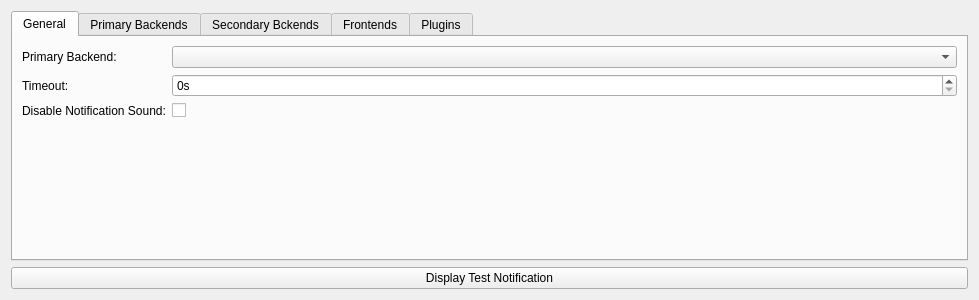
The window that src/libsnore/settingsdialog.ui (baohaojun/system-config) describes before a commit, drawn with Qt 5.
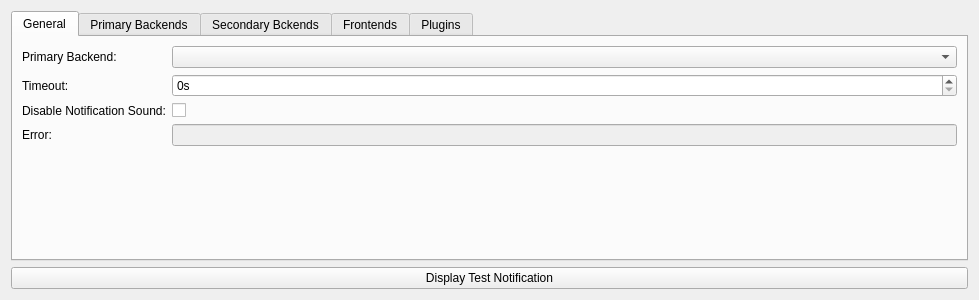
The same window after the commit. Icons and pictures are not drawn.

Commit message: improve plugin loading/error handling

```diff
--- a/src/libsnore/settingsdialog.ui
+++ b/src/libsnore/settingsdialog.ui
@@ -73,6 +73,20 @@
          <item row="2" column="1">
           <widget class="QCheckBox" name="disableNotificationSoundCheckBox"/>
          </item>
+         <item row="3" column="0">
+          <widget class="QLabel" name="errorLabel">
+           <property name="text">
+            <string>Error:</string>
+           </property>
+          </widget>
+         </item>
+         <item row="3" column="1">
+          <widget class="QLineEdit" name="errorLineEdit">
+           <property name="enabled">
+            <bool>false</bool>
+           </property>
+          </widget>
+         </item>
         </layout>
        </item>
       </layout>
```
The commit also changes 37 other files.
